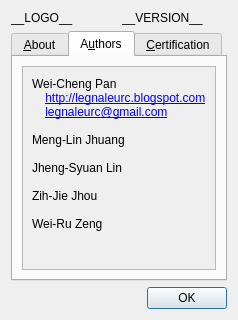
legnaleurc/khopper, file gui/src/widget/aboutwidget.ui: the form before one commit.
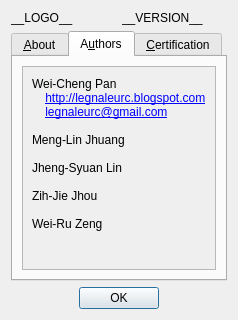
The form after the commit. The open tabs and pages were chosen to show the change. Icons and pictures are not drawn.

Commit message: [GUI] Tweak About widget.

Diff of the .ui file:
```diff
--- a/gui/src/widget/aboutwidget.ui
+++ b/gui/src/widget/aboutwidget.ui
@@ -138,6 +138,9 @@
      <property name="standardButtons">
       <set>QDialogButtonBox::Ok</set>
      </property>
+     <property name="centerButtons">
+      <bool>true</bool>
+     </property>
     </widget>
    </item>
   </layout>
```
Left out of the diff: 7 changed lines with no effect on the pictures.
